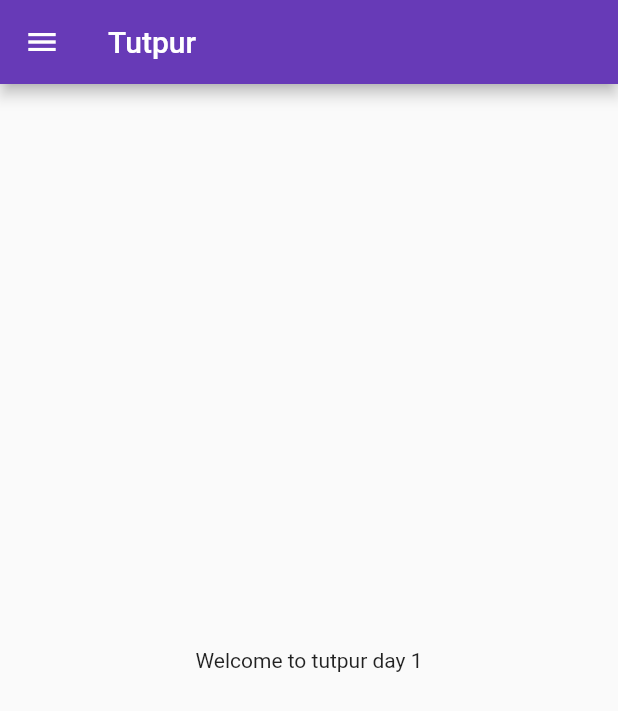
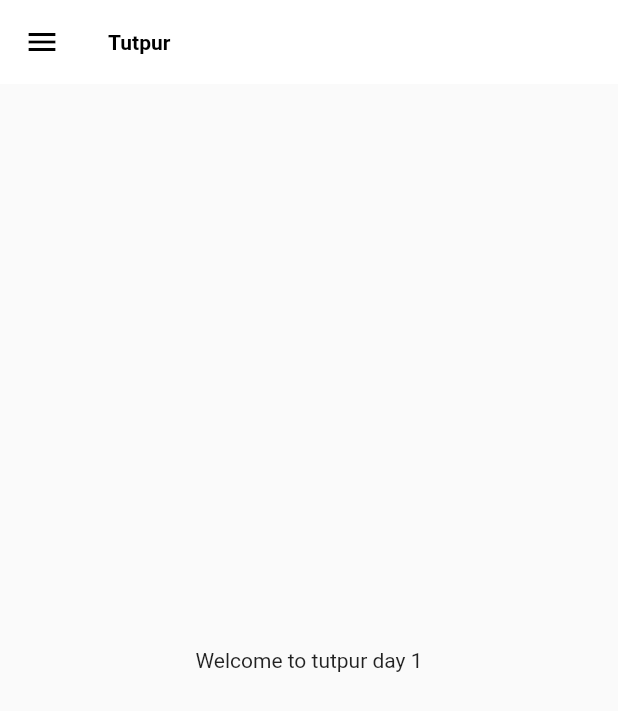
Before and after one commit to Pijush2003/Tutpur, a Flutter app: the screen it shows after launch, on a phone screen of 412 x 824 dp. Shown: the top 711 px of the screen. Run offline on Flutter 3.47's test engine with Material 2 defaults, Android fonts, the phone set to English and light mode, and no system bars.

Commit message:
themes extracted

```diff
--- a/lib/main.dart
+++ b/lib/main.dart
@@ -1,7 +1,10 @@
+// ignore_for_file: deprecated_member_use
+
 import 'package:flutter/material.dart';
 import 'package:flutter_demo/home_page.dart';
 import 'package:flutter_demo/login_page.dart';
 import 'package:flutter_demo/utlies/routes.dart';
+import 'package:flutter_demo/widgets/themes.dart';
 
 void main(List<String> args) {
   runApp(const DemoApp());
@@ -15,12 +18,8 @@ class DemoApp extends StatelessWidget {
     return MaterialApp(
       //home: HomePage(),
       themeMode: ThemeMode.light,
-      theme: ThemeData(
-        primarySwatch: Colors.deepPurple,
-      ),
-      darkTheme: ThemeData(
-        brightness: Brightness.dark,
-      ),
+      theme: MyTheme.lightTheme(context),
+      darkTheme: MyTheme.darkTheme(context),
       initialRoute: MyRoutes.HomePage,
       routes: {
         "": (context) => LoginPage(),
--- /dev/null
+++ b/lib/widgets/themes.dart
@@ -0,0 +1,25 @@
+// ignore_for_file: deprecated_member_use
+
+import 'package:flutter/material.dart';
+
+class MyTheme {
+  static ThemeData lightTheme(BuildContext context) => ThemeData(
+        primarySwatch: Colors.deepPurple,
+        appBarTheme: AppBarTheme(
+          color: Colors.white,
+          elevation: 0.0,
+          iconTheme: IconThemeData(color: Colors.black),
+          titleTextStyle:
+              TextStyle(color: Colors.black, fontWeight: FontWeight.bold),
+        ),
+      );
+  static ThemeData darkTheme(BuildContext context) => ThemeData(
+        primarySwatch: Colors.deepPurple,
+        appBarTheme: AppBarTheme(
+          color: Colors.white,
+          elevation: 0.0,
+          iconTheme: IconThemeData(color: Colors.black),
+          textTheme: Theme.of(context).textTheme,
+        ),
+      );
+}
```
